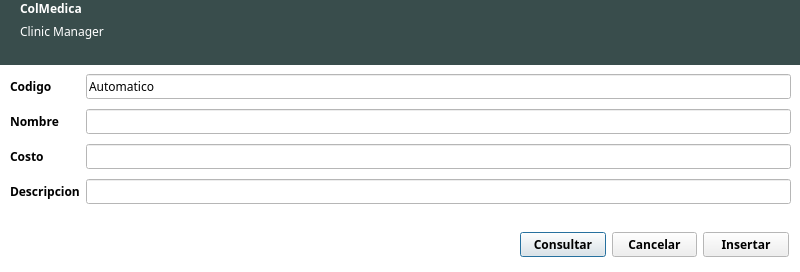
First picture: the form in gui/administrador_uis/DialogMedicamento.ui, repository BryanTabarez/ProyectoBD, before the edit.
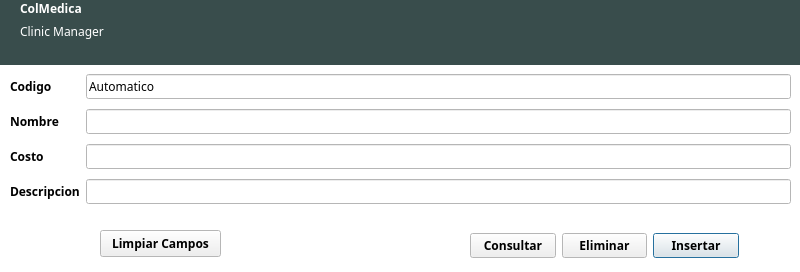
Second picture: the form after the edit.

The edit to the form file:
```diff
--- a/gui/administrador_uis/DialogMedicamento.ui
+++ b/gui/administrador_uis/DialogMedicamento.ui
@@ -199,7 +199,7 @@
       <x>20</x>
       <y>0</y>
       <width>162</width>
-      <height>62</height>
+      <height>71</height>
      </rect>
     </property>
     <layout class="QFormLayout" name="formLayout_5">
@@ -328,27 +328,13 @@
   <widget class="QWidget" name="layoutWidget">
    <property name="geometry">
     <rect>
-     <x>520</x>
+     <x>470</x>
      <y>230</y>
      <width>269</width>
-     <height>29</height>
+     <height>31</height>
     </rect>
    </property>
    <layout class="QGridLayout" name="gridLayout_2">
-    <item row="0" column="0">
-     <widget class="QPushButton" name="pushButtonConsultar">
-      <property name="text">
-       <string>Consultar</string>
-      </property>
-     </widget>
-    </item>
-    <item row="0" column="1">
-     <widget class="QPushButton" name="pushButtonCancelar">
-      <property name="text">
-       <string>Cancelar</string>
-      </property>
-     </widget>
-    </item>
     <item row="0" column="2">
      <widget class="QPushButton" name="pushButtonInsertar">
       <property name="text">
@@ -356,7 +342,37 @@
       </property>
      </widget>
     </item>
+    <item row="0" column="1">
+     <widget class="QPushButton" name="pushButtonEliminar">
+      <property name="text">
+       <string>Eliminar</string>
+      </property>
+     </widget>
+    </item>
+    <item row="0" column="0">
+     <widget class="QPushButton" name="pushButtonConsultar">
+      <property name="text">
+       <string>Consultar</string>
+      </property>
+     </widget>
+    </item>
    </layout>
+   <zorder>pushButtonEliminar</zorder>
+   <zorder>pushButtonInsertar</zorder>
+   <zorder>pushButtonConsultar</zorder>
+  </widget>
+  <widget class="QPushButton" name="pushButtonLimpiar">
+   <property name="geometry">
+    <rect>
+     <x>100</x>
+     <y>230</y>
+     <width>121</width>
+     <height>27</height>
+    </rect>
+   </property>
+   <property name="text">
+    <string>Limpiar Campos</string>
+   </property>
   </widget>
  </widget>
  <resources/>
```
Left out of the diff: 16 changed lines with no effect on the pictures.
